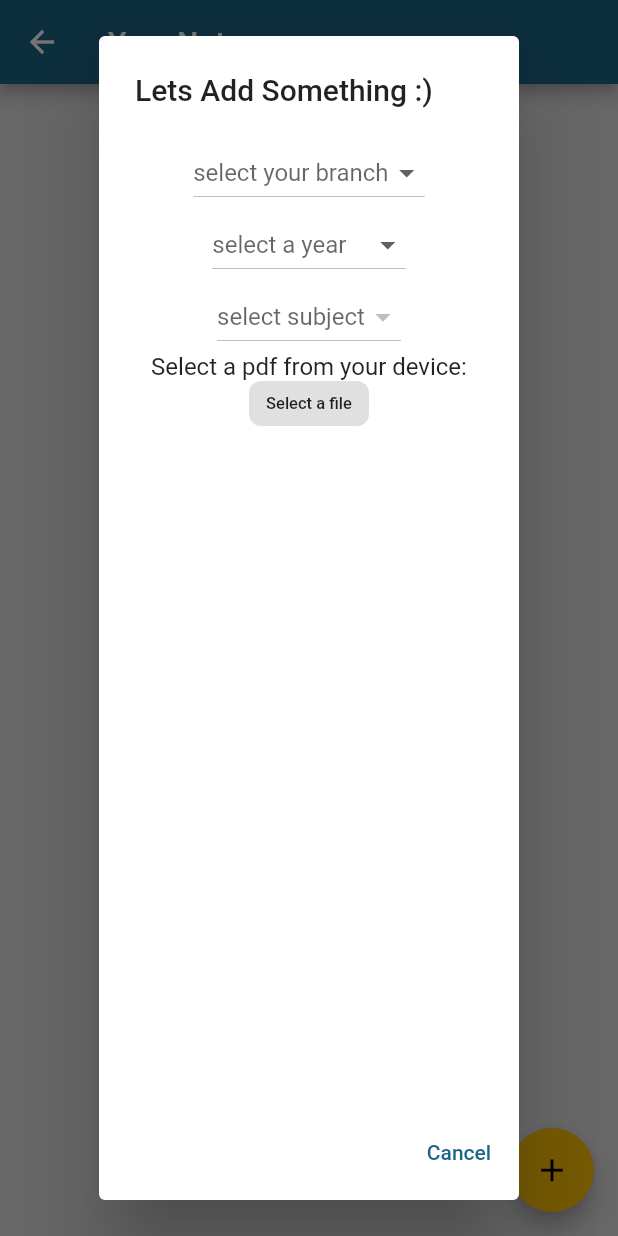
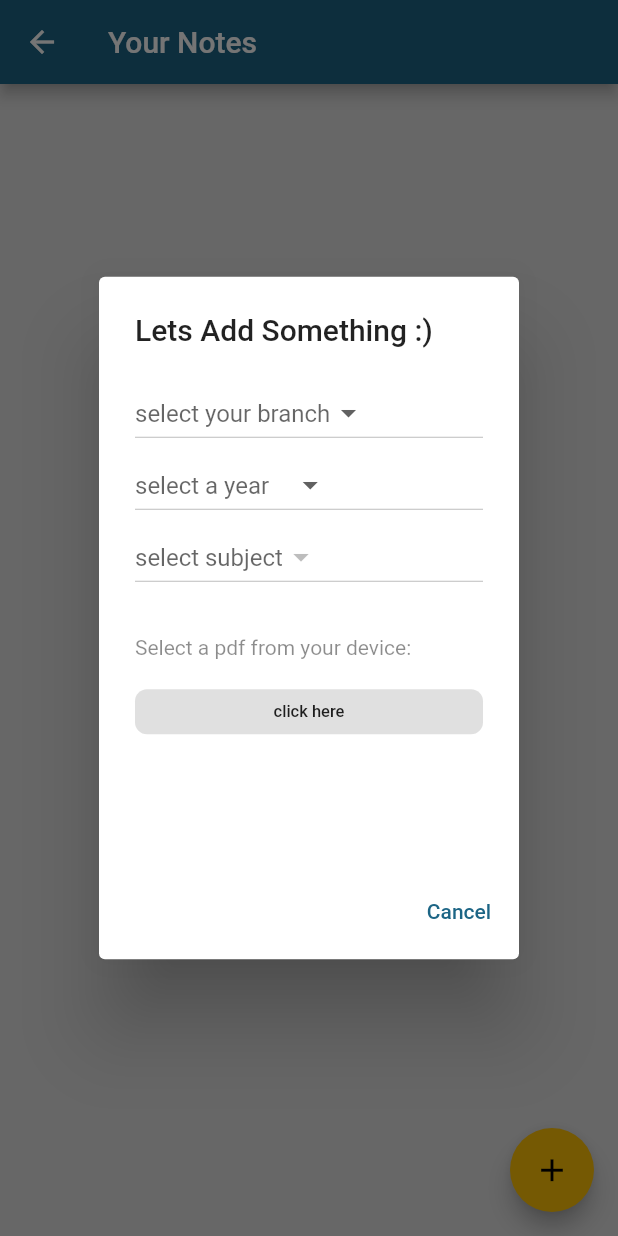
Before and after one commit to rak3n/NotesGallery-1, a Flutter app: the NotesScreen screen opened by its route, after a tap on the "add" icon, on a phone screen of 412 x 824 dp. Run offline on Flutter 3.47's test engine with Material 2 defaults, Android fonts, the phone set to English and light mode, and no system bars; our stand-ins replace file_picker, firebase_auth, firebase_core, firebase_storage, flutter_easyloading, share and 1 more; missing offline and left inert: syncfusion_flutter_pdfviewer; accounts and stored records are empty; network calls fail.

Commit message:
fixes in alert dialog ui

```diff
--- a/lib/provider/authProvider.dart
+++ b/lib/provider/authProvider.dart
@@ -66,12 +66,12 @@ class Authentication with ChangeNotifier {
       _userId = idTokenResult.claims?['user_id'];
       _name = idTokenResult.claims?['displayName'];
       _isAdmin = idTokenResult.claims?['isAdmin'];
-      print(_name);
+      print(" ADMIN CHECK IN LOGIN--->  $_isAdmin");
       _status = "successful";
       _currentUser = UserModel(
         uid: _userId ?? '',
         displayName: _name ?? "",
-        isStudent: !(_isAdmin ?? false),
+        isStudent: _isAdmin ?? false,
       );
 
       final prefs = await SharedPreferences.getInstance();
@@ -157,6 +157,7 @@ class Authentication with ChangeNotifier {
       );
       final adminResponse = json.decode(isAdminResponse.body);
       _isAdmin = adminResponse['idAdmin'];
+      print("^^^^^^^&&&&&&&&&&&&&&&${_isAdmin}");
       notifyListeners();
       final response = await http.post(
         Uri.parse(url),
--- a/lib/screens/HomePageScreen/widgets/drawer_side.dart
+++ b/lib/screens/HomePageScreen/widgets/drawer_side.dart
@@ -51,6 +51,7 @@ class SideDrawer extends StatelessWidget {
               ),
               onTap: () {
                 Provider.of<Authentication>(context, listen: false).logout();
+                Navigator.pushReplacementNamed(context, '/login');
               },
             ),
             Divider(),
--- a/lib/screens/NotesScreen/notes_screen.dart
+++ b/lib/screens/NotesScreen/notes_screen.dart
@@ -161,8 +161,9 @@ class _NotesScreenState extends State<NotesScreen> {
                       builder: (context, setState) => AlertDialog(
                         title: Text("Lets Add Something :)"),
                         content: SizedBox(
-                          child: Column(
-                            mainAxisAlignment: MainAxisAlignment.start,
+                          height: 300,
+                          child: ListView(
+                            // /  mainAxisAlignment: MainAxisAlignment.start,
                             children: [
                               DropdownButton<String>(
                                 hint: Text(branch.isEmpty
@@ -220,7 +221,19 @@ class _NotesScreenState extends State<NotesScreen> {
                                   },
                                 ),
                               ),
-                              Text("Select a pdf from your device:"),
+                              SizedBox(
+                                height: 28,
+                              ),
+                              Text(
+                                "Select a pdf from your device:",
+                                style: TextStyle(
+                                  fontSize: 14,
+                                  color: Colors.black45,
+                                ),
+                              ),
+                              SizedBox(
+                                height: 20,
+                              ),
                               Consumer<NotesProvider>(
                                 builder: (context, note, child) => Container(
                                   decoration: BoxDecoration(
@@ -247,7 +260,7 @@ class _NotesScreenState extends State<NotesScreen> {
                                         );
                                       },
                                       child: Text(
-                                        "Select a file",
+                                        "click here",
                                         style: TextStyle(
                                           fontSize: 11,
                                           fontWeight: FontWeight.w500,
```
